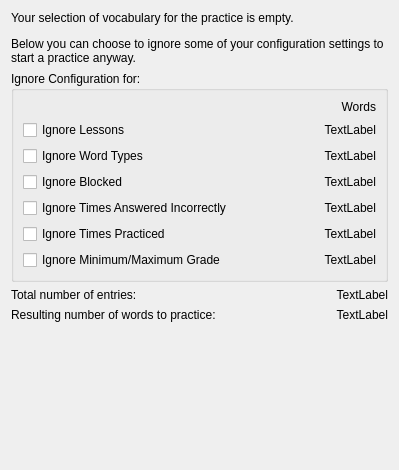
This is src/practice/entryfilter.ui in KDE/parley as Qt 5 draws it before an edit. The edited form follows.
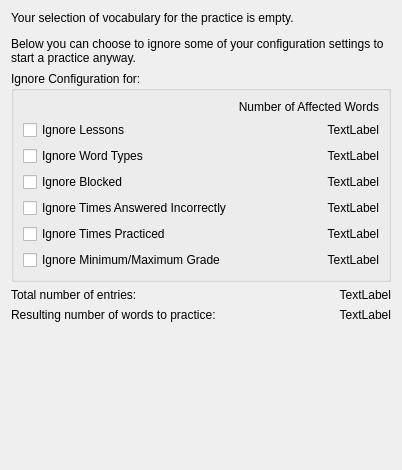
This is the edited form.

Commit message: Improved entry filter "ignore" window

Patch:
```diff
--- a/src/practice/entryfilter.ui
+++ b/src/practice/entryfilter.ui
@@ -9,7 +9,13 @@
     <height>470</height>
    </rect>
   </property>
-  <layout class="QVBoxLayout" >
+  <property name="sizePolicy">
+   <sizepolicy hsizetype="Preferred" vsizetype="MinimumExpanding">
+    <horstretch>0</horstretch>
+    <verstretch>0</verstretch>
+   </sizepolicy>
+  </property>
+  <layout class="QVBoxLayout">
    <item>
     <widget class="QLabel" name="label" >
      <property name="text" >
@@ -149,7 +155,7 @@
       <item row="0" column="1" >
        <widget class="QLabel" name="lessonLabel_2" >
         <property name="text" >
-         <string>Words</string>
+         <string>Number of Affected Words</string>
         </property>
         <property name="alignment" >
          <set>Qt::AlignRight|Qt::AlignTrailing|Qt::AlignVCenter</set>
```
The commit also changes 1 other file.
